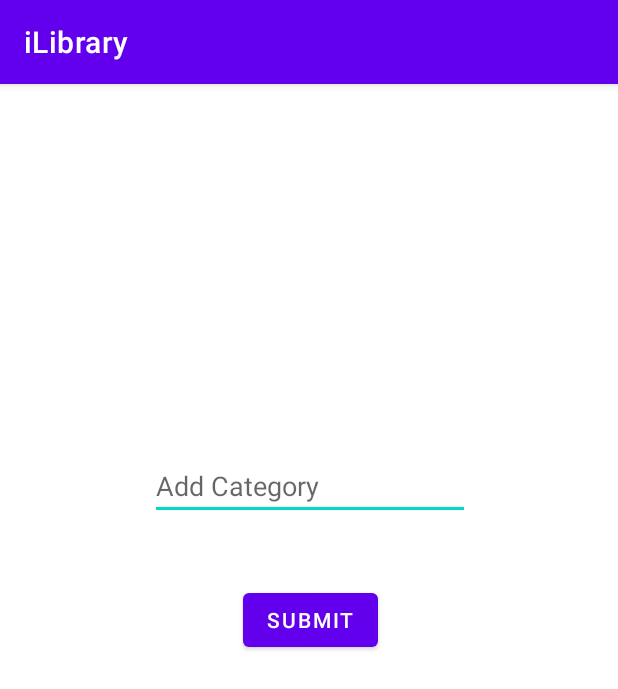
After one commit to CodeERAayush/iLibrary, an Android app: the AddCategoryBooks screen opened directly, with no data from a screen before it, on a phone screen of 412 x 824 dp. The commit adds this screen. Shown: the top 689 px of the screen. Run offline under Robolectric (Android 15) with nearby library versions, the phone set to English and light mode, and no system bars; our stand-ins replace Firebase (no records; nobody signed in at launch, a user with empty details on screens opened directly).

Commit message:
Day 2 - Adding and Storing Book Category

```diff
--- a/app/src/main/AndroidManifest.xml
+++ b/app/src/main/AndroidManifest.xml
@@ -11,6 +11,9 @@
         android:roundIcon="@mipmap/ic_launcher_round"
         android:supportsRtl="true"
         android:theme="@style/Theme.ILibrary">
+        <activity
+            android:name=".AddCategoryBooks"
+            android:exported="false" />
         <activity
             android:name=".DashboardAdminActivity"
             android:exported="false" />
--- /dev/null
+++ b/app/src/main/java/com/codeeraayush/ilibrary/AddCategoryBooks.java
@@ -0,0 +1,93 @@
+package com.codeeraayush.ilibrary;
+
+import androidx.annotation.NonNull;
+import androidx.appcompat.app.AppCompatActivity;
+
+import android.app.ProgressDialog;
+import android.os.Bundle;
+import android.text.TextUtils;
+import android.view.View;
+import android.widget.Toast;
+
+import com.codeeraayush.ilibrary.databinding.ActivityAddCategoryBooksBinding;
+import com.google.android.gms.tasks.OnFailureListener;
+import com.google.android.gms.tasks.OnSuccessListener;
+import com.google.firebase.auth.FirebaseAuth;
+import com.google.firebase.database.DatabaseReference;
+import com.google.firebase.database.FirebaseDatabase;
+
+import java.sql.Time;
+import java.util.HashMap;
+
+public class AddCategoryBooks extends AppCompatActivity {
+    private ActivityAddCategoryBooksBinding binding;
+private FirebaseAuth firebaseAuth;
+    private ProgressDialog progressDialog;
+    @Override
+    protected void onCreate(Bundle savedInstanceState) {
+        super.onCreate(savedInstanceState);
+        binding =ActivityAddCategoryBooksBinding.inflate(getLayoutInflater());
+        setContentView(binding.getRoot());
+    firebaseAuth=FirebaseAuth.getInstance();
+
+        progressDialog=new ProgressDialog(this);
+        progressDialog.setTitle("Please wait...")
+        ;
+        progressDialog.setCanceledOnTouchOutside(false);
+        binding.subCat.setOnClickListener(new View.OnClickListener() {
+            @Override
+            public void onClick(View view) {
+                validateData();
+            }
+        });
+    }
+
+
+    private String category="";
+    private void validateData() {
+
+        category=binding.addCategory.getText().toString();
+
+        if(TextUtils.isEmpty(category)){
+            binding.addCategory.setError("Field can't be empty!");
+
+        }
+        else{
+            uploadCategoryFirebase();
+        }
+
+    }
+
+    private void uploadCategoryFirebase() {
+        progressDialog.setMessage(
+                "Adding Category..."
+        );
+        progressDialog.show();
+
+        long TimeStamp=System.currentTimeMillis();
+
+        HashMap<String,Object>hashMap=new HashMap<>();
+        hashMap.put("id",""+TimeStamp);
+        hashMap.put("category",""+category);
+        hashMap.put("timestamp", TimeStamp);
+        hashMap.put("uid",""+firebaseAuth.getUid());
+
+        //Storing into database ...... db Root > Categories > categoryId > categoryInfo
+        DatabaseReference databaseReference= FirebaseDatabase.getInstance().getReference("Categories");
+        databaseReference.child(""+TimeStamp).setValue(hashMap).addOnSuccessListener(new OnSuccessListener<Void>() {
+            @Override
+            public void onSuccess(Void unused) {
+                progressDialog.dismiss();
+                Toast.makeText(AddCategoryBooks.this, "Category Successfully added !", Toast.LENGTH_SHORT).show();
+            }
+        })
+                .addOnFailureListener(new OnFailureListener() {
+                    @Override
+                    public void onFailure(@NonNull Exception e) {
+                        progressDialog.dismiss();
+                        Toast.makeText(AddCategoryBooks.this,""+e.getMessage(),Toast.LENGTH_SHORT).show();
+                    }
+                });
+
+    }
+}
--- /dev/null
+++ b/app/src/main/res/layout/activity_add_category_books.xml
@@ -0,0 +1,37 @@
+<?xml version="1.0" encoding="utf-8"?>
+<androidx.constraintlayout.widget.ConstraintLayout xmlns:android="http://schemas.android.com/apk/res/android"
+    xmlns:app="http://schemas.android.com/apk/res-auto"
+    xmlns:tools="http://schemas.android.com/tools"
+    android:layout_width="match_parent"
+    android:layout_height="match_parent"
+    tools:context=".AddCategoryBooks">
+
+    <EditText
+        android:id="@+id/addCategory"
+        android:layout_width="wrap_content"
+        android:layout_height="wrap_content"
+        android:layout_marginStart="100dp"
+        android:layout_marginTop="209dp"
+        android:layout_marginEnd="101dp"
+        android:layout_marginBottom="477dp"
+        android:ems="10"
+        android:hint="Add Category"
+        android:inputType="textPersonName"
+        app:layout_constraintBottom_toBottomOf="parent"
+        app:layout_constraintEnd_toEndOf="parent"
+        app:layout_constraintHorizontal_bias="0.0"
+        app:layout_constraintStart_toStartOf="parent"
+        app:layout_constraintTop_toTopOf="parent"
+        app:layout_constraintVertical_bias="1.0" />
+
+    <Button
+        android:id="@+id/subCat"
+        android:layout_width="wrap_content"
+        android:layout_height="wrap_content"
+        android:text="Submit"
+        app:layout_constraintBottom_toBottomOf="parent"
+        app:layout_constraintEnd_toEndOf="@+id/addCategory"
+        app:layout_constraintStart_toStartOf="@+id/addCategory"
+        app:layout_constraintTop_toBottomOf="@+id/addCategory"
+        app:layout_constraintVertical_bias="0.1" />
+</androidx.constraintlayout.widget.ConstraintLayout>
```
Also changed, not shown: app/src/main/java/com/codeeraayush/ilibrary/DashboardAdminActivity.java (+11 -0 lines), app/src/main/res/layout/activity_dashboard_admin.xml (+12 -0 lines).
